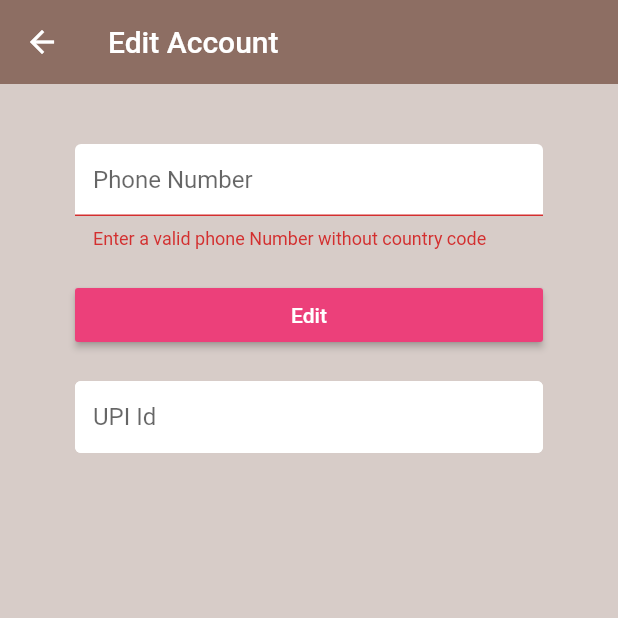
After one commit to ReadyApp-dev/Ready-Vendor, a Flutter app: the VerifyPhone screen opened directly, after a tap on "Edit", on a phone screen of 412 x 824 dp, the top half of it. The commit adds this screen. Run offline on Flutter 3.47's test engine with Material 2 defaults, Android fonts, the phone set to English and light mode, and no system bars; our stand-ins replace cloud_firestore, firebase_auth, flutter_rating_bar, flutter_spinkit, shared_preferences; missing offline and left inert: flutter_counter, upi_india; accounts and stored records are empty.

Commit message:
Add phone number authentication

```diff
--- /dev/null
+++ b/lib/screens/home/account/verify_phone.dart
@@ -0,0 +1,151 @@
+import 'package:firebase_auth/firebase_auth.dart';
+import 'package:flutter/material.dart';
+import 'package:readyvendor/shared/constants.dart';
+
+class VerifyPhone extends StatefulWidget {
+  String phoneNo;
+  String otp;
+  VerifyPhone({this.phoneNo,this.otp});
+  @override
+  _VerifyPhoneState createState() => _VerifyPhoneState();
+}
+
+class _VerifyPhoneState extends State<VerifyPhone> {
+  final _formKey = GlobalKey<FormState>();
+  bool showButton = false;
+  String verifyId;
+
+  @override
+  Widget build(BuildContext context) {
+
+
+    Future<void> _removeLoading() async {
+      await Future.delayed(Duration(seconds: 2));
+      setState(() {
+        Navigator.pop(context);
+      });
+    }
+
+    return Scaffold(
+      backgroundColor: Colors.brown[100],
+      appBar: AppBar(
+        backgroundColor: Colors.brown[400],
+        elevation: 0.0,
+        title: Text('Edit Account'),
+      ),
+      body: Container(
+        padding: EdgeInsets.symmetric(vertical: 20.0, horizontal: 50.0),
+        child: Form(
+          key: _formKey,
+          child: ListView(
+            children: <Widget>[
+              SizedBox(height: 20.0),
+              TextFormField(
+                initialValue: widget.phoneNo,
+                decoration: textInputDecoration.copyWith(
+                    hintText: 'Phone Number'),
+                validator: (val) {
+                  if (val.length != 10)
+                    return 'Enter a valid phone Number without country code';
+                  Pattern pattern = r'(\+\d{1,2}\s?)?1?\-?\.?\s?\(?\d{3}\)?[\s.-]?\d{3}[\s.-]?\d{4}';
+                  RegExp regex = new RegExp(pattern);
+                  if (!regex.hasMatch(val))
+                    return 'Enter valid Phone number without country code';
+                  else
+                    return null;
+                },
+                onChanged: (val) {
+                  setState(() => widget.phoneNo = val);
+                },
+              ),
+              SizedBox(height: 20.0),
+              RaisedButton(
+                  color: Colors.pink[400],
+                  child: Text(
+                    'Edit',
+                    style: TextStyle(color: Colors.white),
+                  ),
+                  onPressed: () async {
+                    if (_formKey.currentState.validate()) {
+                      print("sent");
+                      await FirebaseAuth.instance.verifyPhoneNumber(
+                        phoneNumber: "+91" + widget.phoneNo,
+                        timeout: Duration(seconds: 60),
+                        verificationCompleted: (
+                            AuthCredential phoneAuthCredential) async {
+                          await firebaseUser.linkWithCredential(
+                              phoneAuthCredential).then((value) {
+                            firebaseUser = value.user;
+
+                          });
+                        },
+                        verificationFailed: (AuthException error) =>
+                            print(error.message),
+                        codeSent: (String verificationId,
+                            [int forceResendingToken]) {
+                          verifyId = verificationId;
+                          setState(() {
+                            showButton = true;
+                          });
+                        },
+                        codeAutoRetrievalTimeout: null,
+                      );
+                    }
+                  }
+              ),
+              SizedBox(height: 20.0),
+              TextFormField(
+                initialValue: vendorUpiId,
+                decoration: textInputDecoration.copyWith(hintText: 'UPI Id'),
+                onChanged: (val) {
+                  setState(() => widget.otp = val);
+                },
+              ),
+              SizedBox(height: 20.0),
+             showButton? RaisedButton(
+                  color: Colors.pink[400],
+                  child: Text(
+                    'Edit',
+                    style: TextStyle(color: Colors.white),
+                  ),
+                  onPressed: () async {
+                    if (_formKey.currentState.validate()) {
+                      AuthCredential _phoneAuthCredential = PhoneAuthProvider
+                          .getCredential(
+                          verificationId: verifyId, smsCode: widget.otp);
+                      print("yes");
+                      print(_phoneAuthCredential);
+                      firebaseUser = await FirebaseAuth.instance.currentUser();
+                      print(firebaseUser.uid);
+                      firebaseUser.linkWithCredential(_phoneAuthCredential)
+                          .then((value) {
+                        firebaseUser = value.user;
+                        showDialog(
+                        context: context,
+                        builder: (context) {
+                            return new AlertDialog(
+                              title: new Text('Verification Successful!'),
+                              actions: <Widget>[
+                                new FlatButton(
+                                  onPressed: () async {
+                                    Navigator.of(context).pop();
+                                    Navigator.of(context).pop();
+                                  },
+                                  child: new Text('OK'),
+                                ),
+                              ],
+                            );
+                        }
+                        );
+                      });
+                    }
+                  }
+              ):Container(),
+              SizedBox(height: 12.0),
+            ],
+          ),
+        ),
+      ),
+    );
+  }
+}
--- a/lib/shared/constants.dart
+++ b/lib/shared/constants.dart
@@ -1,3 +1,4 @@
+import 'package:firebase_auth/firebase_auth.dart';
 import 'package:flutter/material.dart';
 import 'package:readyvendor/models/item.dart';
 
@@ -18,6 +19,8 @@ String vendorAddr1 = '';
 String vendorAddr2 = '';
 String vendorPhoneNo = '';
 String vendorUpiId = '';
+
+FirebaseUser firebaseUser;
 
 bool isVerified = false;
 
```
Also changed, not shown: lib/screens/home/account/edit_account.dart (+11 -1 lines), lib/services/auth.dart (+20 -0 lines).
